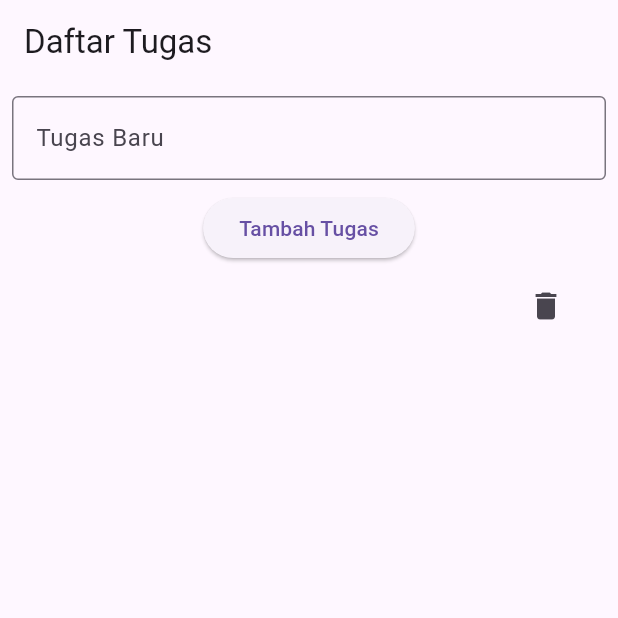
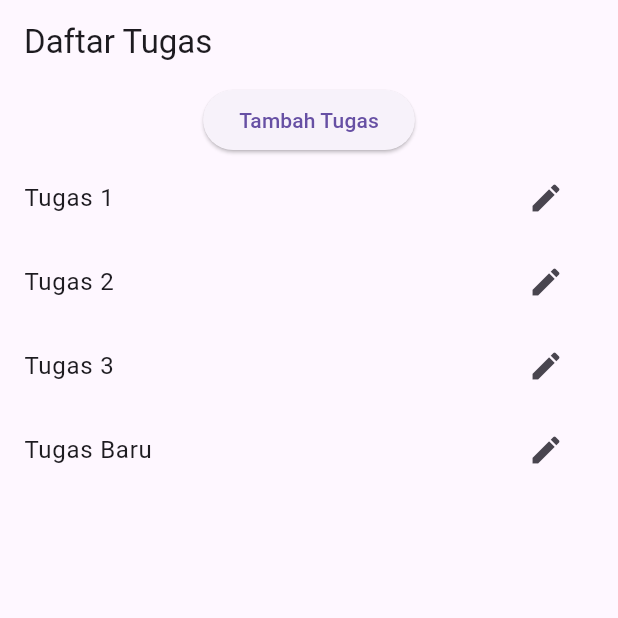
Before and after one commit to faridatulj448/tugas1, a Flutter app: the screen it shows after launch, after a tap on "Tambah Tugas", on a phone screen of 412 x 824 dp, the top half of it. Run offline on Flutter 3.47's test engine with Material 3 defaults, Android fonts, the light colour scheme and no system bars.

Commit message:
menambah fitur edit tugas

```diff
--- a/lib/main.dart
+++ b/lib/main.dart
@@ -1,17 +1,15 @@
 import 'package:flutter/material.dart';
 
 void main() {
-  runApp(MyApp());
+  runApp(const MyApp());
 }
 
 class MyApp extends StatelessWidget {
+  const MyApp({Key? key}) : super(key: key);
+
   @override
   Widget build(BuildContext context) {
-    return MaterialApp(
-      title: 'Todo List',
-      theme: ThemeData(primarySwatch: Colors.blue),
-      home: TodoListScreen(),
-    );
+    return MaterialApp(home: TodoListScreen());
   }
 }
 
@@ -21,39 +19,60 @@ class TodoListScreen extends StatefulWidget {
 }
 
 class _TodoListScreenState extends State<TodoListScreen> {
-  final List<String> _todoList = [];
+  final List<String> _todoList = ['Tugas 1', 'Tugas 2', 'Tugas 3'];
   final TextEditingController _controller = TextEditingController();
 
+  // Fungsi untuk menambah tugas baru
   void _addTodo() {
     setState(() {
-      _todoList.add(_controller.text);
-      _controller.clear();
+      _todoList.add('Tugas Baru');
     });
   }
 
-  void _deleteTodo(int index) {
-    setState(() {
-      _todoList.removeAt(index);
-    });
+  // Fungsi untuk mengedit tugas yang ada
+  void _editTodo(int index) {
+    _controller.text = _todoList[index];
+    showDialog(
+      context: context,
+      builder: (context) {
+        return AlertDialog(
+          title: const Text('Edit Tugas'),
+          content: TextField(
+            controller: _controller,
+            decoration: const InputDecoration(labelText: 'Edit Tugas'),
+          ),
+          actions: [
+            TextButton(
+              onPressed: () {
+                setState(() {
+                  _todoList[index] = _controller.text;
+                });
+                Navigator.of(context).pop();
+              },
+              child: const Text('Simpan'),
+            ),
+            TextButton(
+              onPressed: () {
+                Navigator.of(context).pop();
+              },
+              child: const Text('Batal'),
+            ),
+          ],
+        );
+      },
+    );
   }
 
   @override
   Widget build(BuildContext context) {
     return Scaffold(
-      appBar: AppBar(title: Text('Daftar Tugas')),
+      appBar: AppBar(title: const Text('Daftar Tugas')),
       body: Column(
         children: [
-          Padding(
-            padding: const EdgeInsets.all(8.0),
-            child: TextField(
-              controller: _controller,
-              decoration: InputDecoration(
-                labelText: 'Tugas Baru',
-                border: OutlineInputBorder(),
-              ),
-            ),
+          ElevatedButton(
+            onPressed: _addTodo,
+            child: const Text('Tambah Tugas'),
           ),
-          ElevatedButton(onPressed: _addTodo, child: Text('Tambah Tugas')),
           Expanded(
             child: ListView.builder(
               itemCount: _todoList.length,
@@ -61,8 +80,8 @@ class _TodoListScreenState extends State<TodoListScreen> {
                 return ListTile(
                   title: Text(_todoList[index]),
                   trailing: IconButton(
-                    icon: Icon(Icons.delete),
-                    onPressed: () => _deleteTodo(index),
+                    icon: const Icon(Icons.edit),
+                    onPressed: () => _editTodo(index),
                   ),
                 );
               },
```
